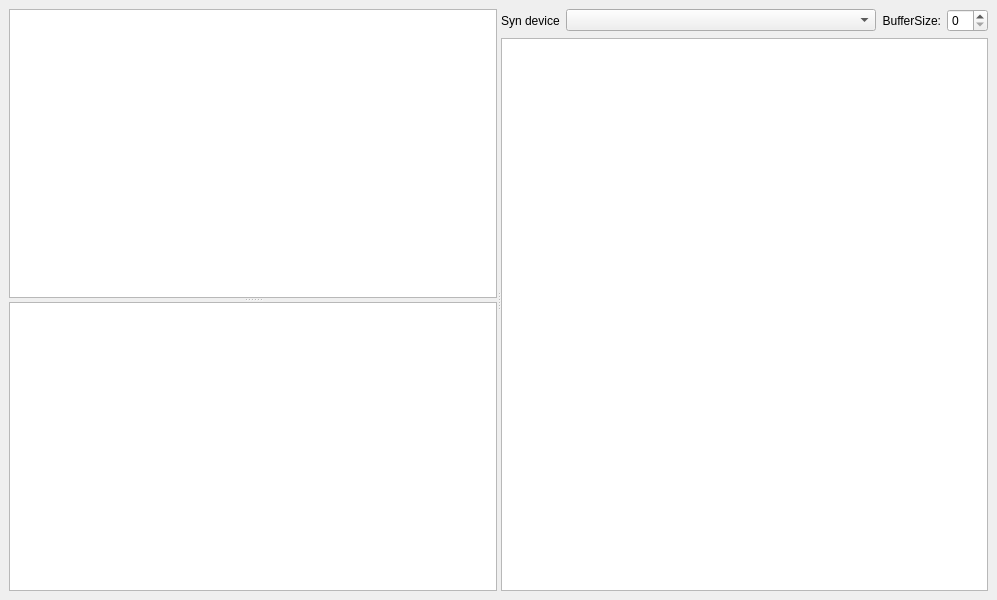
Above: midicfg/rc/midicfg.ui from Stephen-Hazel/PianoCheetah before the change. Below: the same form after it.
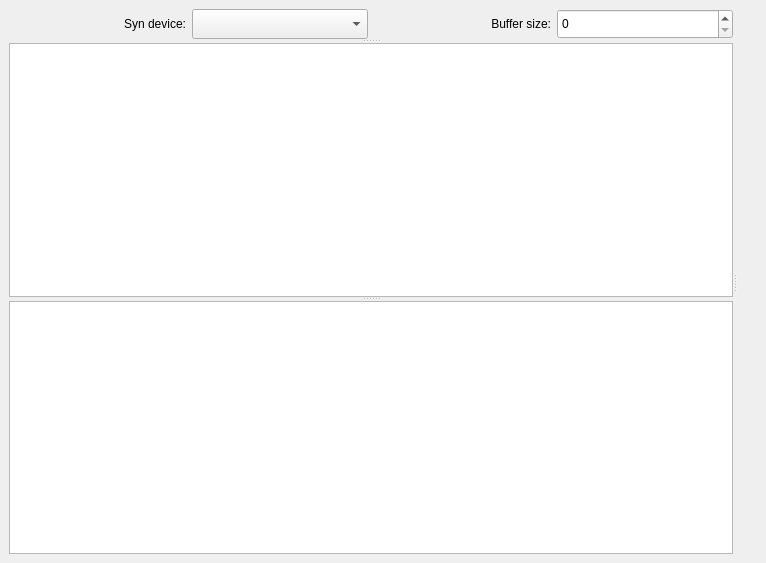
That is the form after the change.

Diff of the .ui file:
```diff
--- a/midicfg/rc/midicfg.ui
+++ b/midicfg/rc/midicfg.ui
@@ -6,14 +6,26 @@
    <rect>
     <x>0</x>
     <y>0</y>
-    <width>997</width>
-    <height>600</height>
+    <width>766</width>
+    <height>563</height>
    </rect>
   </property>
+  <property name="sizePolicy">
+   <sizepolicy hsizetype="Preferred" vsizetype="Preferred">
+    <horstretch>0</horstretch>
+    <verstretch>0</verstretch>
+   </sizepolicy>
+  </property>
   <property name="windowTitle">
    <string>MidiCfg</string>
   </property>
   <widget class="QWidget" name="cw">
+   <property name="sizePolicy">
+    <sizepolicy hsizetype="Preferred" vsizetype="Preferred">
+     <horstretch>0</horstretch>
+     <verstretch>0</verstretch>
+    </sizepolicy>
+   </property>
    <property name="layoutDirection">
     <enum>Qt::LayoutDirection::LeftToRight</enum>
    </property>
@@ -27,57 +39,47 @@
        <property name="orientation">
         <enum>Qt::Orientation::Vertical</enum>
        </property>
-       <widget class="QTableWidget" name="tblI">
-        <property name="alternatingRowColors">
-         <bool>true</bool>
-        </property>
-        <property name="selectionMode">
-         <enum>QAbstractItemView::SelectionMode::SingleSelection</enum>
-        </property>
-        <property name="selectionBehavior">
-         <enum>QAbstractItemView::SelectionBehavior::SelectRows</enum>
-        </property>
-       </widget>
-       <widget class="QTableWidget" name="tblO">
-        <property name="selectionMode">
-         <enum>QAbstractItemView::SelectionMode::SingleSelection</enum>
-        </property>
-        <property name="selectionBehavior">
-         <enum>QAbstractItemView::SelectionBehavior::SelectRows</enum>
-        </property>
-       </widget>
-      </widget>
       <widget class="QWidget" name="layoutWidget">
-       <layout class="QVBoxLayout" name="vLo">
-        <item>
          <layout class="QHBoxLayout" name="hLo">
+         <property name="sizeConstraint">
+          <enum>QLayout::SizeConstraint::SetMinimumSize</enum>
+         </property>
           <item>
            <widget class="QLabel" name="lbl">
             <property name="sizePolicy">
-             <sizepolicy hsizetype="Minimum" vsizetype="Preferred">
+            <sizepolicy hsizetype="Preferred" vsizetype="Preferred">
               <horstretch>0</horstretch>
               <verstretch>0</verstretch>
              </sizepolicy>
             </property>
             <property name="text">
-             <string>Syn device</string>
+            <string>Syn device:</string>
+           </property>
+           <property name="alignment">
+            <set>Qt::AlignmentFlag::AlignRight|Qt::AlignmentFlag::AlignTrailing|Qt::AlignmentFlag::AlignVCenter</set>
             </property>
            </widget>
           </item>
           <item>
            <widget class="QComboBox" name="lstSyn">
             <property name="sizePolicy">
-             <sizepolicy hsizetype="Expanding" vsizetype="Fixed">
+            <sizepolicy hsizetype="Preferred" vsizetype="Minimum">
               <horstretch>0</horstretch>
               <verstretch>0</verstretch>
              </sizepolicy>
             </property>
+           <property name="maximumSize">
+            <size>
+             <width>16777215</width>
+             <height>16777215</height>
+            </size>
+           </property>
            </widget>
           </item>
           <item>
            <widget class="QLabel" name="lbl2">
             <property name="text">
-             <string>BufferSize:</string>
+            <string>Buffer size:</string>
             </property>
             <property name="alignment">
              <set>Qt::AlignmentFlag::AlignRight|Qt::AlignmentFlag::AlignTrailing|Qt::AlignmentFlag::AlignVCenter</set>
@@ -86,17 +88,43 @@
           </item>
           <item>
            <widget class="QSpinBox" name="spbBuf">
+           <property name="sizePolicy">
+            <sizepolicy hsizetype="Preferred" vsizetype="Minimum">
+             <horstretch>0</horstretch>
+             <verstretch>0</verstretch>
+            </sizepolicy>
+           </property>
             <property name="toolTip">
              <string>sound card buffer size (lower to improve latency, higher to stop clicking/distortion)</string>
             </property>
            </widget>
           </item>
          </layout>
-        </item>
-        <item>
-         <widget class="QTextEdit" name="txtEv"/>
-        </item>
-       </layout>
+       </widget>
+       <widget class="QTableWidget" name="tblI">
+        <property name="alternatingRowColors">
+         <bool>true</bool>
+        </property>
+        <property name="selectionMode">
+         <enum>QAbstractItemView::SelectionMode::SingleSelection</enum>
+        </property>
+        <property name="selectionBehavior">
+         <enum>QAbstractItemView::SelectionBehavior::SelectRows</enum>
+        </property>
+       </widget>
+       <widget class="QTableWidget" name="tblO">
+        <property name="selectionMode">
+         <enum>QAbstractItemView::SelectionMode::SingleSelection</enum>
+        </property>
+        <property name="selectionBehavior">
+         <enum>QAbstractItemView::SelectionBehavior::SelectRows</enum>
+        </property>
+       </widget>
+      </widget>
+      <widget class="QLabel" name="lblEv">
+       <property name="text">
+        <string/>
+       </property>
       </widget>
      </widget>
     </item>
```
Left out of the diff: 4 changed lines with no effect on the pictures. Lines whose indentation alone changed are shown as unchanged.
